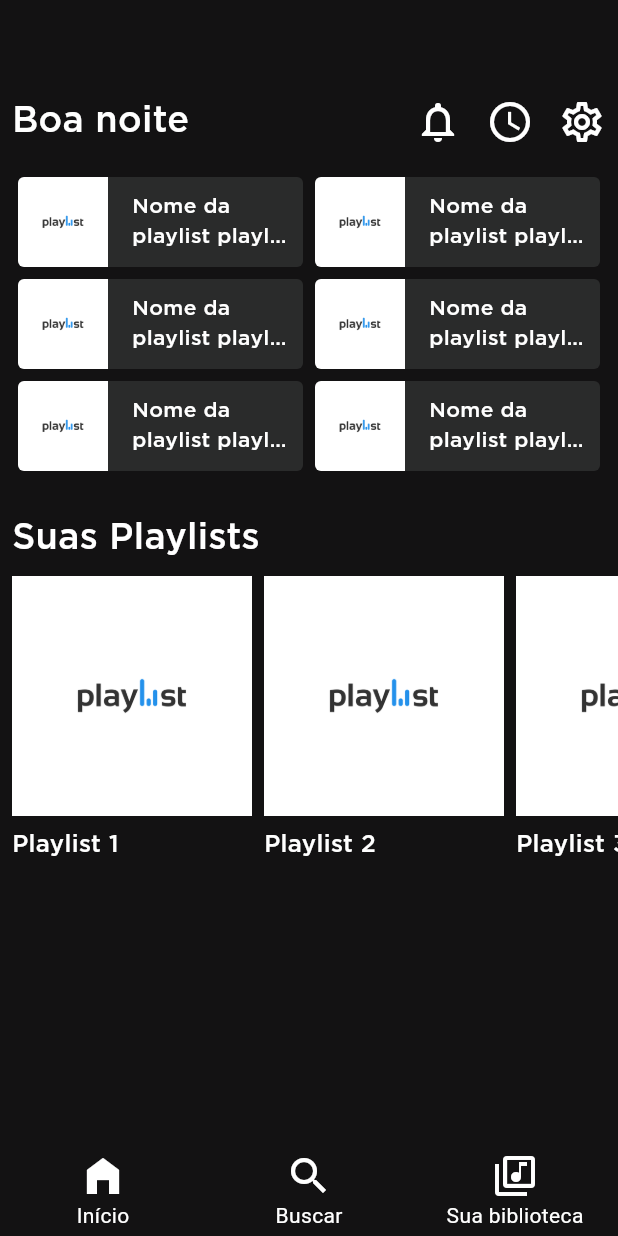
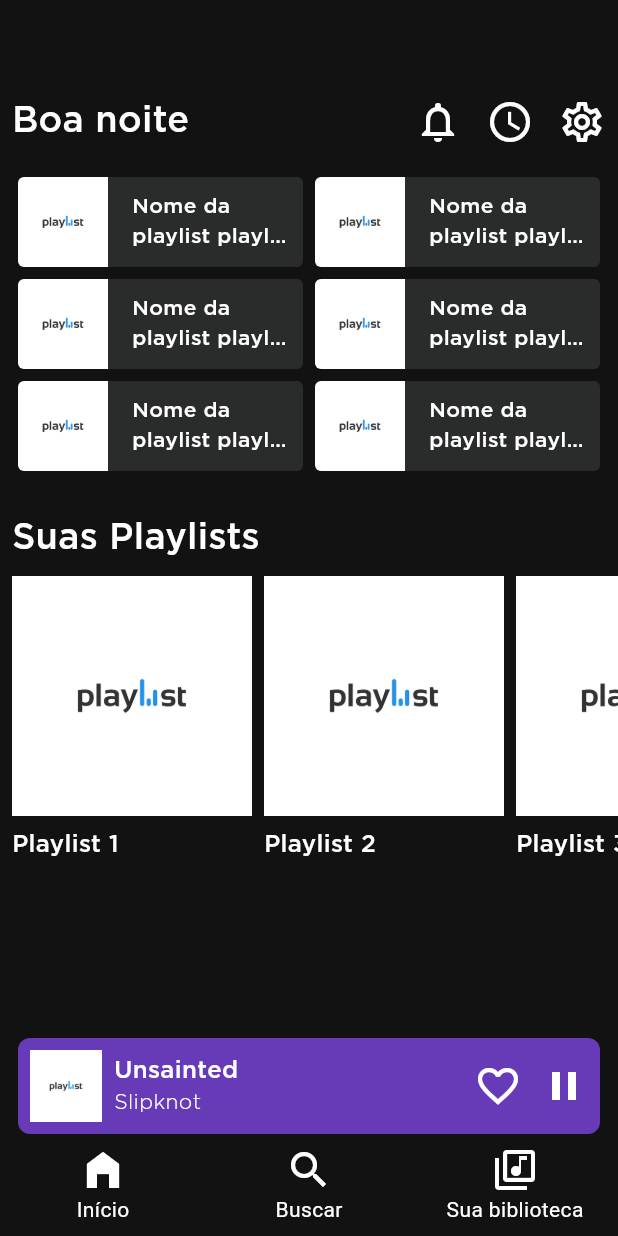
Before and after one commit to RodrigoUchoa001/offline-spotify, a Flutter app: the screen it shows after launch, on a phone screen of 412 x 824 dp. Run offline on Flutter 3.47's test engine with Material 2 defaults, Android fonts, the phone set to English and light mode, and no system bars.

Commit message:
usando widget de controle de musica na navbar

```diff
--- a/lib/widgets/bottom_nav_bar.dart
+++ b/lib/widgets/bottom_nav_bar.dart
@@ -1,4 +1,5 @@
 import 'package:flutter/material.dart';
+import 'package:offline_spotify/widgets/bottom_music_player_bar.dart';
 
 class BottomNavBar extends StatelessWidget {
   const BottomNavBar({super.key});
@@ -21,16 +22,23 @@ class BottomNavBar extends StatelessWidget {
 
   @override
   Widget build(BuildContext context) {
-    return SizedBox(
-      height: 56,
+    return Column(
+      mainAxisSize: MainAxisSize.min,
+      children: [
+        const BottomMusicPlayerBar(),
+        Container(
+          margin: const EdgeInsets.symmetric(vertical: 8.0),
           child: Row(
             mainAxisAlignment: MainAxisAlignment.spaceEvenly,
             children: [
               getBottomNavBarIcon(Icons.home_filled, 'Início'),
               getBottomNavBarIcon(Icons.search, 'Buscar'),
-          getBottomNavBarIcon(Icons.library_music_outlined, 'Sua biblioteca'),
+              getBottomNavBarIcon(
+                  Icons.library_music_outlined, 'Sua biblioteca'),
             ],
           ),
+        ),
+      ],
     );
   }
 }
```
Lines whose indentation alone changed are shown as unchanged.
